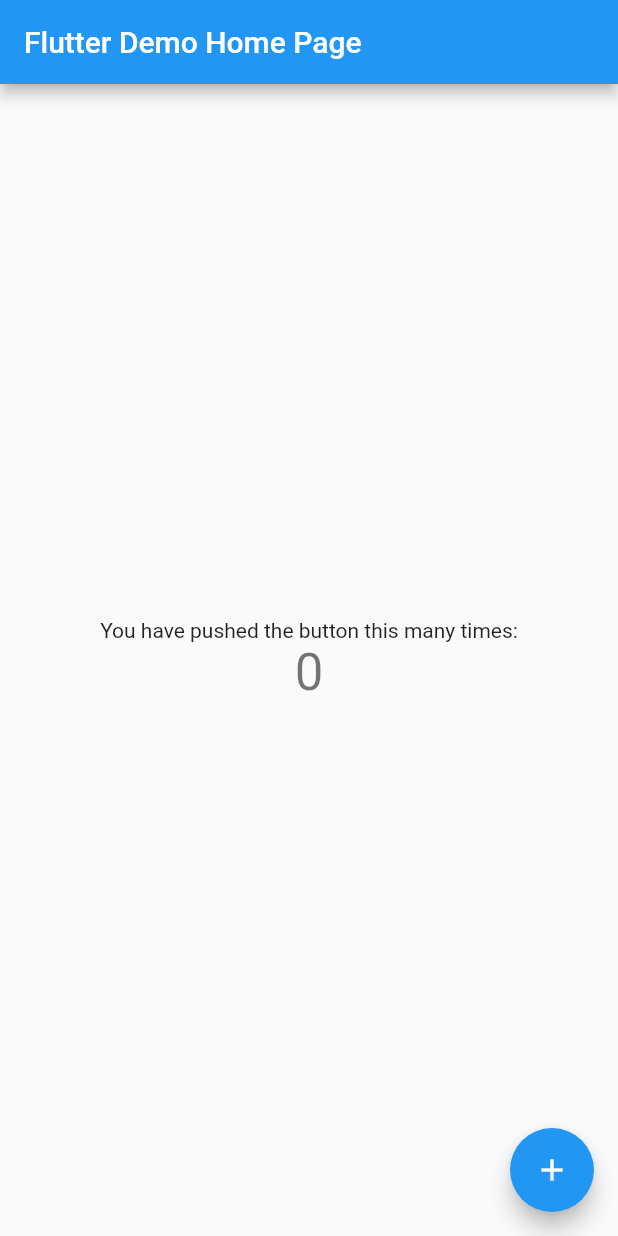
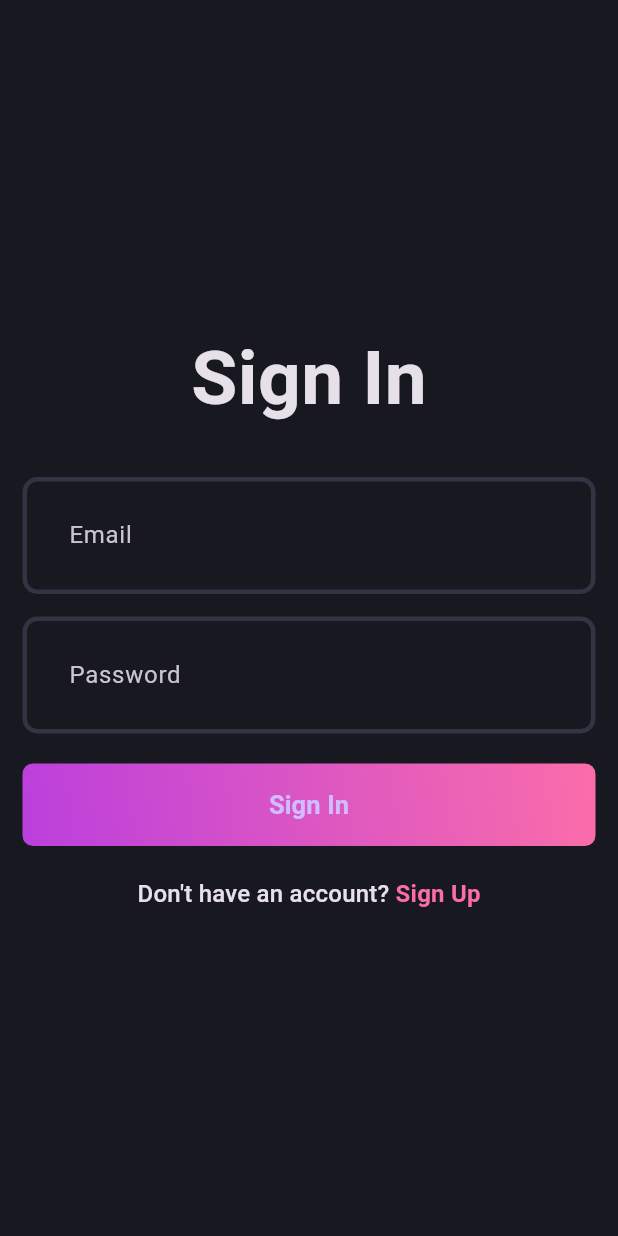
Before and after one commit to Haraprosad/blog_app, a Flutter app: the screen it shows after launch, on a phone screen of 412 x 824 dp. Run offline on Flutter 3.47's test engine with Material 2 defaults, Android fonts, the phone set to English and light mode, and no system bars.

Commit message:
Sign in and sign up page has been designed

```diff
--- /dev/null
+++ b/lib/core/theme/app_pallete.dart
@@ -0,0 +1,13 @@
+import 'package:flutter/material.dart';
+
+class AppPallete {
+  static const Color backgroundColor = Color.fromRGBO(24, 24, 32, 1);
+  static const Color gradient1 = Color.fromRGBO(187, 63, 221, 1);
+  static const Color gradient2 = Color.fromRGBO(251, 109, 169, 1);
+  static const Color gradient3 = Color.fromRGBO(255, 159, 124, 1);
+  static const Color borderColor = Color.fromRGBO(52, 51, 67, 1);
+  static const Color whiteColor = Colors.white;
+  static const Color greyColor = Colors.grey;
+  static const Color errorColor = Colors.redAccent;
+  static const Color transparentColor = Colors.transparent;
+}
--- /dev/null
+++ b/lib/core/theme/theme.dart
@@ -0,0 +1,30 @@
+import 'package:blog_app/core/theme/app_pallete.dart';
+import 'package:flutter/material.dart';
+
+class AppTheme {
+  static _border({Color color = AppPallete.borderColor}) => OutlineInputBorder(
+        borderSide: BorderSide(
+          color: color,
+          width: 3,
+        ),
+        borderRadius: BorderRadius.circular(10),
+      );
+  static final darkThemeMode = ThemeData.dark(useMaterial3: true).copyWith(
+      scaffoldBackgroundColor: AppPallete.backgroundColor,
+      elevatedButtonTheme: ElevatedButtonThemeData(
+          style: ElevatedButton.styleFrom(
+              fixedSize: const Size(395, 55),
+              shadowColor: AppPallete.transparentColor,
+              backgroundColor: AppPallete.transparentColor,
+              shape: const RoundedRectangleBorder(
+                  borderRadius: BorderRadius.zero))),
+      appBarTheme:
+          const AppBarTheme(backgroundColor: AppPallete.backgroundColor),
+      inputDecorationTheme: InputDecorationTheme(
+        contentPadding: const EdgeInsets.all(27),
+        enabledBorder: _border(),
+        focusedErrorBorder: _border(color: AppPallete.errorColor),
+        errorBorder: _border(color: AppPallete.errorColor),
+        focusedBorder: _border(color: AppPallete.gradient2),
+      ));
+}
--- /dev/null
+++ b/lib/features/auth/presentation/pages/signin_page.dart
@@ -0,0 +1,103 @@
+import 'package:blog_app/features/auth/presentation/pages/signup_page.dart';
+import 'package:blog_app/features/auth/presentation/validators/auth_validators.dart';
+import 'package:blog_app/features/auth/presentation/widgets/auth_field.dart';
+import 'package:blog_app/features/auth/presentation/widgets/auth_gradient_button.dart';
+import 'package:flutter/material.dart';
+
+import '../../../../core/theme/app_pallete.dart';
+
+class SignInPage extends StatefulWidget {
+  static route() => MaterialPageRoute(builder: (ctx) => const SignInPage());
+  const SignInPage({super.key});
+
+  @override
+  State<SignInPage> createState() => _SignInPageState();
+}
+
+class _SignInPageState extends State<SignInPage> {
+  final emailController = TextEditingController();
+  final passwordController = TextEditingController();
+  final formKey = GlobalKey<FormState>();
+
+  @override
+  void dispose() {
+    emailController.dispose();
+    passwordController.dispose();
+    super.dispose();
+  }
+
+  @override
+  Widget build(BuildContext context) {
+    return Scaffold(
+      body: SingleChildScrollView(
+        child: Container(
+          height: MediaQuery.of(context).size.height,
+          padding: const EdgeInsets.all(15.0),
+          child: Form(
+            key: formKey,
+            child: Column(
+              mainAxisAlignment: MainAxisAlignment.center,
+              children: [
+                const Text(
+                  'Sign In',
+                  style: TextStyle(fontSize: 50, fontWeight: FontWeight.bold),
+                ),
+                const SizedBox(
+                  height: 30,
+                ),
+                AuthField(
+                  hintText: "Email",
+                  validator: AuthValidators.emailValidator,
+                  controller: emailController,
+                ),
+                const SizedBox(
+                  height: 15,
+                ),
+                AuthField(
+                  validator: AuthValidators.passwordValidator,
+                  hintText: "Password",
+                  controller: passwordController,
+                  isObscureText: true,
+                ),
+                const SizedBox(
+                  height: 20,
+                ),
+                AuthGradientButton(
+                  buttonText: "Sign In",
+                  onPressed: () {
+                    if (formKey.currentState!.validate()) {
+                      //todo: execute the press function
+                    }
+                  },
+                ),
+                const SizedBox(
+                  height: 20,
+                ),
+                GestureDetector(
+                  onTap: () {
+                    Navigator.push(context, SignUpPage.route());
+                  },
+                  child: RichText(
+                      text: TextSpan(
+                          text: "Don't have an account? ",
+                          children: [
+                            TextSpan(
+                              text: "Sign Up",
+                              style: Theme.of(context)
+                                  .textTheme
+                                  .titleMedium
+                                  ?.copyWith(
+                                      color: AppPallete.gradient2,
+                                      fontWeight: FontWeight.bold),
+                            )
+                          ],
+                          style: Theme.of(context).textTheme.titleMedium)),
+                )
+              ],
+            ),
+          ),
+        ),
+      ),
+    );
+  }
+}
--- /dev/null
+++ b/lib/features/auth/presentation/validators/auth_validators.dart
@@ -0,0 +1,32 @@
+abstract class AuthValidators{
+  static String? nameValidator(String? value) {
+  if (value == null || value.isEmpty) {
+    return 'Name is required';
+  }
+  if (value.length < 3) {
+    return 'Name must be at least 3 characters';
+  }
+  return null;
+}
+
+static String? emailValidator(String? value) {
+  if (value == null || value.isEmpty) {
+    return 'Email is required';
+  }
+  final emailRegExp = RegExp(r'^[\w-\.]+@([\w-]+\.)+[\w-]{2,4}$');
+  if (!emailRegExp.hasMatch(value)) {
+    return 'Enter a valid email';
+  }
+  return null;
+}
+
+static String? passwordValidator(String? value) {
+  if (value == null || value.isEmpty) {
+    return 'Password is required';
+  }
+  if (value.length < 6) {
+    return 'Password must be at least 6 characters';
+  }
+  return null;
+}
+}
--- /dev/null
+++ b/lib/features/auth/presentation/widgets/auth_field.dart
@@ -0,0 +1,27 @@
+import 'package:flutter/material.dart';
+
+class AuthField extends StatelessWidget {
+  final bool isObscureText;
+  final String hintText;
+  final String? Function(String? value) validator;
+  final TextEditingController controller;
+  const AuthField(
+      {super.key,
+      required this.hintText,
+      required this.controller,
+      required this.validator,
+      this.isObscureText = false});
+
+  @override
+  Widget build(BuildContext context) {
+    return TextFormField(
+      autovalidateMode: AutovalidateMode.onUserInteraction,
+      controller: controller,
+      decoration: InputDecoration(
+        hintText: hintText,
+      ),
+      obscureText: isObscureText,
+      validator: validator,
+    );
+  }
+}
--- /dev/null
+++ b/lib/features/auth/presentation/widgets/auth_gradient_button.dart
@@ -0,0 +1,30 @@
+import 'package:blog_app/core/theme/app_pallete.dart';
+import 'package:flutter/material.dart';
+
+class AuthGradientButton extends StatelessWidget {
+  final String buttonText;
+  final Function() onPressed;
+  const AuthGradientButton({super.key,required this.buttonText,required this.onPressed});
+
+  @override
+  Widget build(BuildContext context) {
+    return Container(
+      decoration: BoxDecoration(
+          borderRadius: BorderRadius.circular(7),
+          gradient: LinearGradient(colors: [
+            AppPallete.gradient1,
+            AppPallete.gradient2,
+          ], begin: Alignment.bottomLeft, end: Alignment.topRight)),
+      child: ElevatedButton(
+        onPressed: onPressed,
+        child: Text(
+          buttonText,
+          style: TextStyle(
+            fontSize: 17,
+            fontWeight: FontWeight.w600,
+          ),
+        ),
+      ),
+    );
+  }
+}
--- a/lib/main.dart
+++ b/lib/main.dart
@@ -1,4 +1,8 @@
+import 'package:blog_app/core/theme/theme.dart';
 import 'package:flutter/material.dart';
+
+import 'features/auth/presentation/pages/signin_page.dart';
+import 'features/auth/presentation/pages/signup_page.dart';
 
 void main() {
   runApp(const MyApp());
@@ -11,105 +15,10 @@ class MyApp extends StatelessWidget {
   @override
   Widget build(BuildContext context) {
     return MaterialApp(
-      title: 'Flutter Demo',
-      theme: ThemeData(
-        // This is the theme of your application.
-        //
-        // Try running your application with "flutter run". You'll see the
-        // application has a blue toolbar. Then, without quitting the app, try
-        // changing the primarySwatch below to Colors.green and then invoke
-        // "hot reload" (press "r" in the console where you ran "flutter run",
-        // or simply save your changes to "hot reload" in a Flutter IDE).
-        // Notice that the counter didn't reset back to zero; the application
-        // is not restarted.
-        primarySwatch: Colors.blue,
-      ),
-      home: const MyHomePage(title: 'Flutter Demo Home Page'),
+      debugShowCheckedModeBanner: false,
+      title: 'Blog App',
+      theme: AppTheme.darkThemeMode,
+      home: SignInPage(),
     );
   }
 }
-
-class MyHomePage extends StatefulWidget {
-  const MyHomePage({super.key, required this.title});
-
-  // This widget is the home page of your application. It is stateful, meaning
-  // that it has a State object (defined below) that contains fields that affect
-  // how it looks.
-
-  // This class is the configuration for the state. It holds the values (in this
-  // case the title) provided by the parent (in this case the App widget) and
-  // used by the build method of the State. Fields in a Widget subclass are
-  // always marked "final".
-
-  final String title;
-
-  @override
-  State<MyHomePage> createState() => _MyHomePageState();
-}
-
-class _MyHomePageState extends State<MyHomePage> {
-  int _counter = 0;
-
-  void _incrementCounter() {
-    setState(() {
-      // This call to setState tells the Flutter framework that something has
-      // changed in this State, which causes it to rerun the build method below
-      // so that the display can reflect the updated values. If we changed
-      // _counter without calling setState(), then the build method would not be
-      // called again, and so nothing would appear to happen.
-      _counter++;
-    });
-  }
-
-  @override
-  Widget build(BuildContext context) {
-    // This method is rerun every time setState is called, for instance as done
-    // by the _incrementCounter method above.
-    //
-    // The Flutter framework has been optimized to make rerunning build methods
-    // fast, so that you can just rebuild anything that needs updating rather
-    // than having to individually change instances of widgets.
-    return Scaffold(
-      appBar: AppBar(
-        // Here we take the value from the MyHomePage object that was created by
-        // the App.build method, and use it to set our appbar title.
-        title: Text(widget.title),
-      ),
-      body: Center(
-        // Center is a layout widget. It takes a single child and positions it
-        // in the middle of the parent.
-        child: Column(
-          // Column is also a layout widget. It takes a list of children and
-          // arranges them vertically. By default, it sizes itself to fit its
-          // children horizontally, and tries to be as tall as its parent.
-          //
-          // Invoke "debug painting" (press "p" in the console, choose the
-          // "Toggle Debug Paint" action from the Flutter Inspector in Android
-          // Studio, or the "Toggle Debug Paint" command in Visual Studio Code)
-          // to see the wireframe for each widget.
-          //
-          // Column has various properties to control how it sizes itself and
-          // how it positions its children. Here we use mainAxisAlignment to
-          // center the children vertically; the main axis here is the vertical
-          // axis because Columns are vertical (the cross axis would be
-          // horizontal).
-          mainAxisAlignment: MainAxisAlignment.center,
-          children: <Widget>[
-            const Text(
-              'You have pushed the button this many times:',
-            ),
-            Text(
-              '$_counter',
-              style: Theme.of(context).textTheme.headlineMedium,
-            ),
-          ],
-        ),
-      ),
-      floatingActionButton: FloatingActionButton(
-        onPressed: _incrementCounter,
-        tooltip: 'Increment',
-        child: const Icon(Icons.add),
-      ), // This trailing comma makes auto-formatting nicer for build methods.
-    );
-  }
-}
```
Also changed, not shown: lib/features/auth/presentation/pages/signup_page.dart (added, +114 -0 lines), pubspec.lock, 1 other file.
